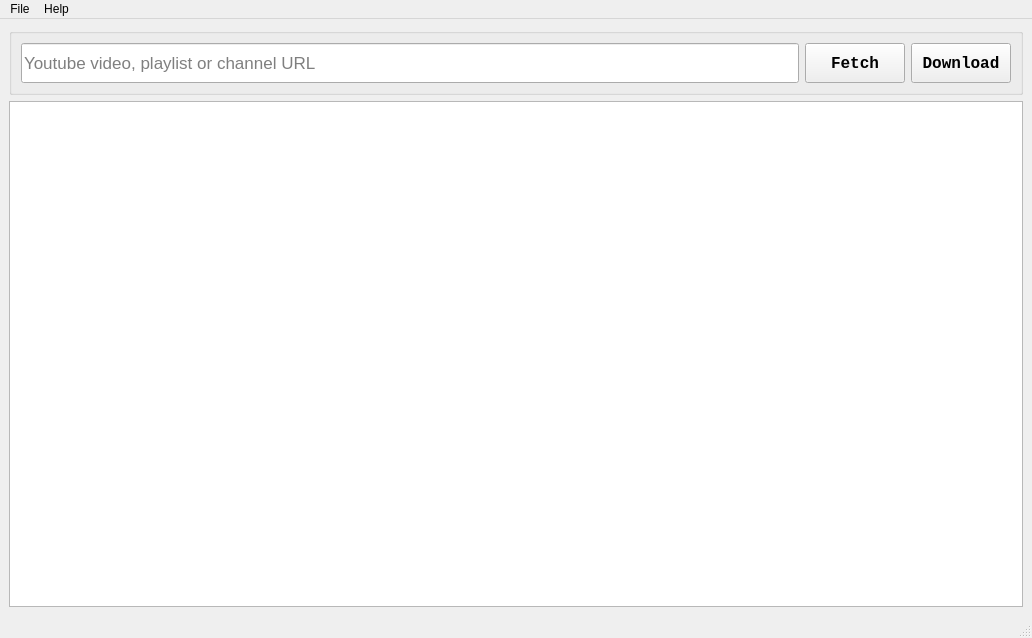
hyperfield/yt-channel-downloader, file ui/form.ui: the form before one commit.
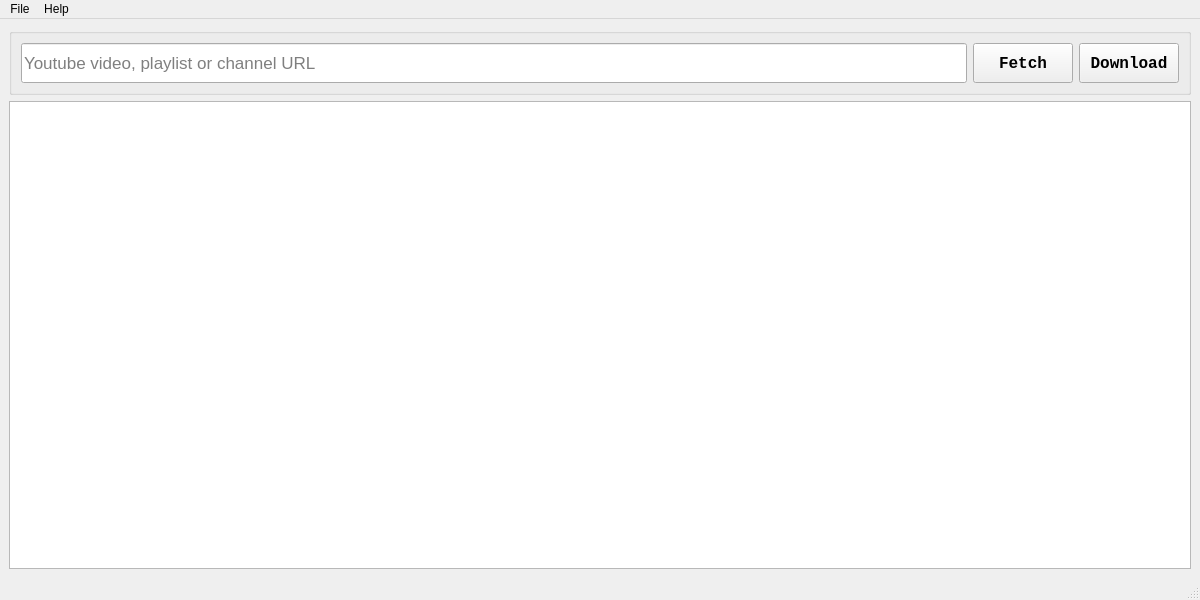
The form after the commit. Icons and pictures are not drawn.

Commit message: Improved window auto-resizing. Added vertical resizing. Added an enum class for QTreeView columns.

What changed in the file:
```diff
--- a/ui/form.ui
+++ b/ui/form.ui
@@ -6,8 +6,8 @@
    <rect>
     <x>0</x>
     <y>0</y>
-    <width>1032</width>
-    <height>638</height>
+    <width>1200</width>
+    <height>600</height>
    </rect>
   </property>
   <property name="sizePolicy">
@@ -174,6 +174,9 @@
         <pointsize>13</pointsize>
        </font>
       </property>
+      <property name="layoutDirection">
+       <enum>Qt::LayoutDirection::LeftToRight</enum>
+      </property>
       <property name="inputMethodHints">
        <set>Qt::InputMethodHint::ImhNone</set>
       </property>
@@ -189,7 +192,7 @@
     <rect>
      <x>0</x>
      <y>0</y>
-     <width>1032</width>
+     <width>1200</width>
      <height>26</height>
     </rect>
    </property>
```
The commit also changes 2 other files.
